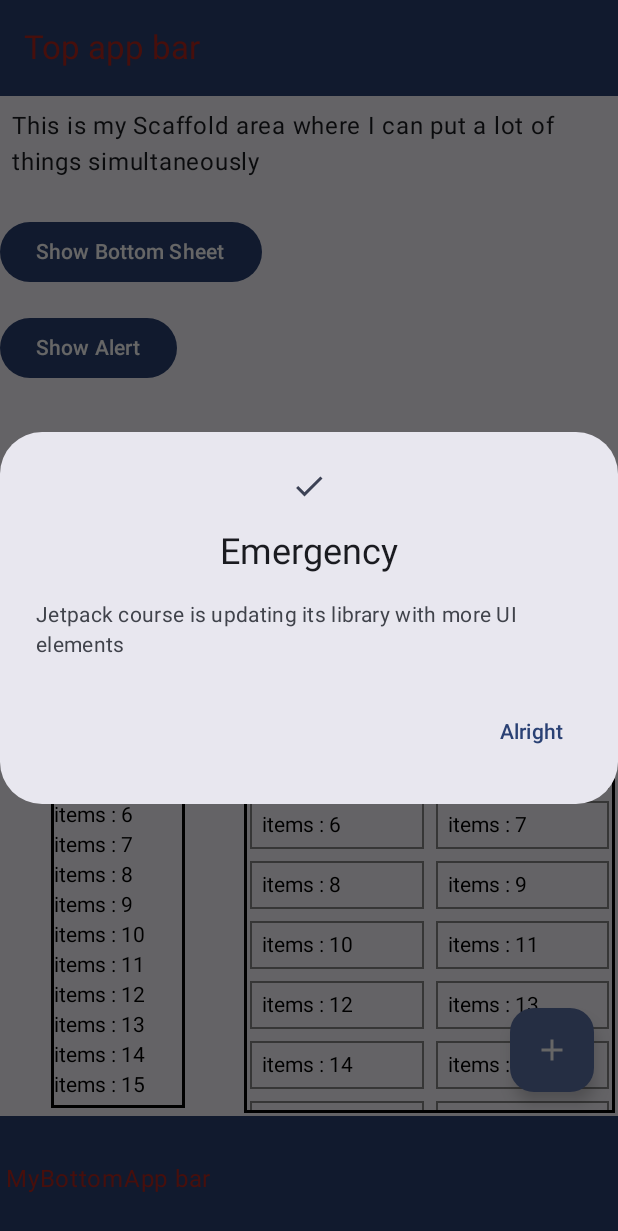
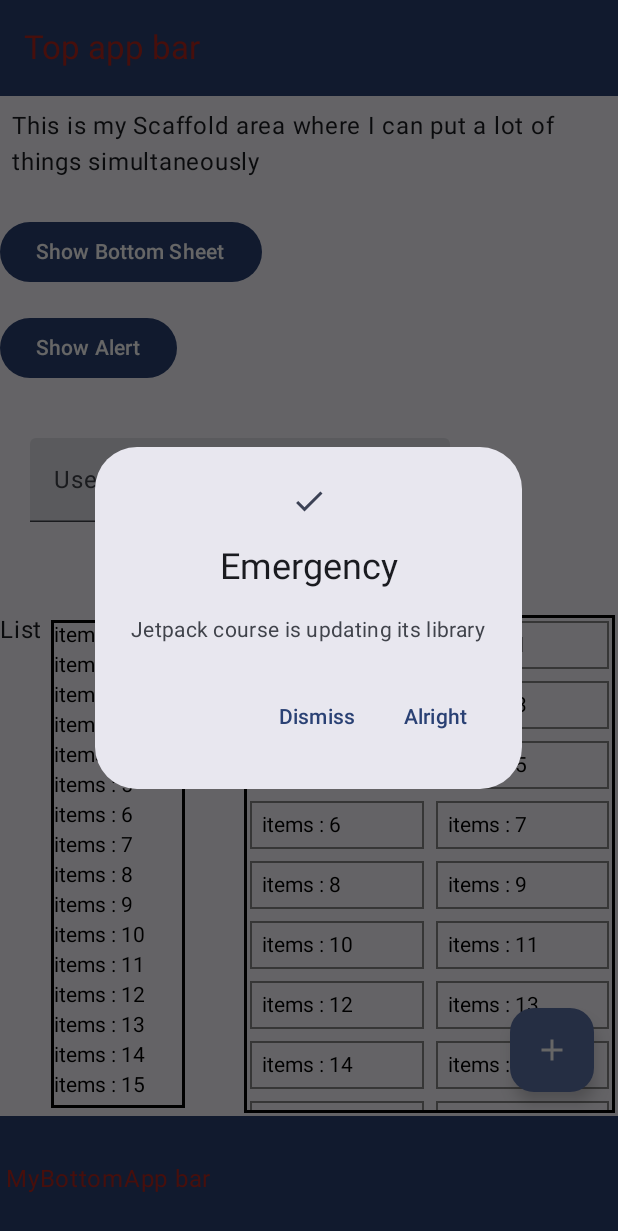
Before and after one commit to Biswesh-Kumar-Padhy/Android-Internship, an Android app built with Jetpack Compose: the screen it shows after launch (MainActivity), after a tap on "Show Alert", on a phone screen of 412 x 824 dp. Shown: the top 1231 px of the screen. Run offline under Robolectric (Android 15) with nearby library versions, the phone set to English and light mode, and no system bars.

Commit message:
Added task of 06-07

```diff
--- a/06ScaffoldBottomsheetsDialogs/app/src/main/java/com/biswesh/a06_navigation_managingstates/MainActivity.kt
+++ b/06ScaffoldBottomsheetsDialogs/app/src/main/java/com/biswesh/a06_navigation_managingstates/MainActivity.kt
@@ -98,21 +98,43 @@ fun ScaffoldExample() {
             Button(onClick = { showBottomSheet = true }) {
                 Text(text = "Show Bottom Sheet")
             }
+            if (showBottomSheet) {
+                ModalBottomSheet(
+                    onDismissRequest = { showBottomSheet = false },
+                    sheetState = sheetState,
+                    containerColor = MaterialTheme.colorScheme.error
+                ) {
+                    Column(
+                        modifier = Modifier
+                            .padding(10.dp)
+                            .fillMaxSize()
+                    ) {
+                        Text(text = "Hi, my name is Biswesh")
+                    }
+                }
+            }
             //Alert Dialog
             Button(onClick = { showAlert = true }) {
                 Text(text = "Show Alert")
             }
+            if (showAlert) {
+                AlertDialogExample(onDismissRequest = { showAlert = false }, onConfirmation = {
+                    showAlert = false
+                    println("Confirmed")
+                })
+            }
             //Text Field
-            Column(modifier = Modifier.padding(20.dp),
+            Column(
+                modifier = Modifier.padding(20.dp),
                 horizontalAlignment = Alignment.CenterHorizontally,
-                verticalArrangement = Arrangement.Center) {
+                verticalArrangement = Arrangement.Center
+            ) {
 
                 var text = ""
                 TextField(value = text,
-                    onValueChange = {text = it},
-                    label = {Text("Username: ")}
-                )
-                Text (text)
+                    onValueChange = { text = it },
+                    label = { Text("Username: ") })
+                Text(text)
             }
             Row {
                 //Lazy Column
@@ -151,44 +173,35 @@ fun ScaffoldExample() {
                 }
             }
         }
-
-
-        if (showAlert) {
-            AlertDialogExample()
-        }
-        if (showBottomSheet) {
-            ModalBottomSheet(
-                onDismissRequest = { showBottomSheet = false },
-                sheetState = sheetState,
-                containerColor = MaterialTheme.colorScheme.error
-            ) {
-                Column(
-                    modifier = Modifier
-                        .padding(10.dp)
-                        .fillMaxSize()
-                ) {
-                    Text(text = "Hi, my name is Biswesh")
-                }
-            }
-        }
-
-
     }
 }
 
 
 @Composable
-fun AlertDialogExample() {
-    var showAlert by remember {
-        mutableStateOf(true)
-    }
-    AlertDialog(icon = { Icon(Icons.Filled.Done, contentDescription = "Done") }, title = {
+fun AlertDialogExample(
+    onDismissRequest: () -> Unit,
+    onConfirmation: () -> Unit,
+) {
+
+    AlertDialog(icon = {
+        Icon(Icons.Filled.Done, contentDescription = "Done")
+    }, title = {
         Text(text = "Emergency")
     }, text = {
-        Text(text = "Jetpack course is updating its library with more UI elements")
-    }, onDismissRequest = { showAlert = false }, confirmButton = {
-        TextButton(onClick = { println("Clicked on this text Button") }) {
+        Text(text = "Jetpack course is updating its library")
+    }, onDismissRequest = {
+        onDismissRequest()
+    }, confirmButton = {
+        TextButton(onClick = {
+            onConfirmation()
+        }) {
             Text(text = "Alright")
+        }
+    }, dismissButton = {
+        TextButton(onClick = {
+            onDismissRequest()
+        }) {
+            Text("Dismiss")
         }
     })
 }
@@ -197,7 +210,7 @@ fun AlertDialogExample() {
 @Composable
 fun AlertDialogExamplePreview() {
     _06NavigationManagingStatesTheme {
-        AlertDialogExample()
+//        AlertDialogExample()
     }
 }
 
```
Also changed, not shown: 5 other files.
